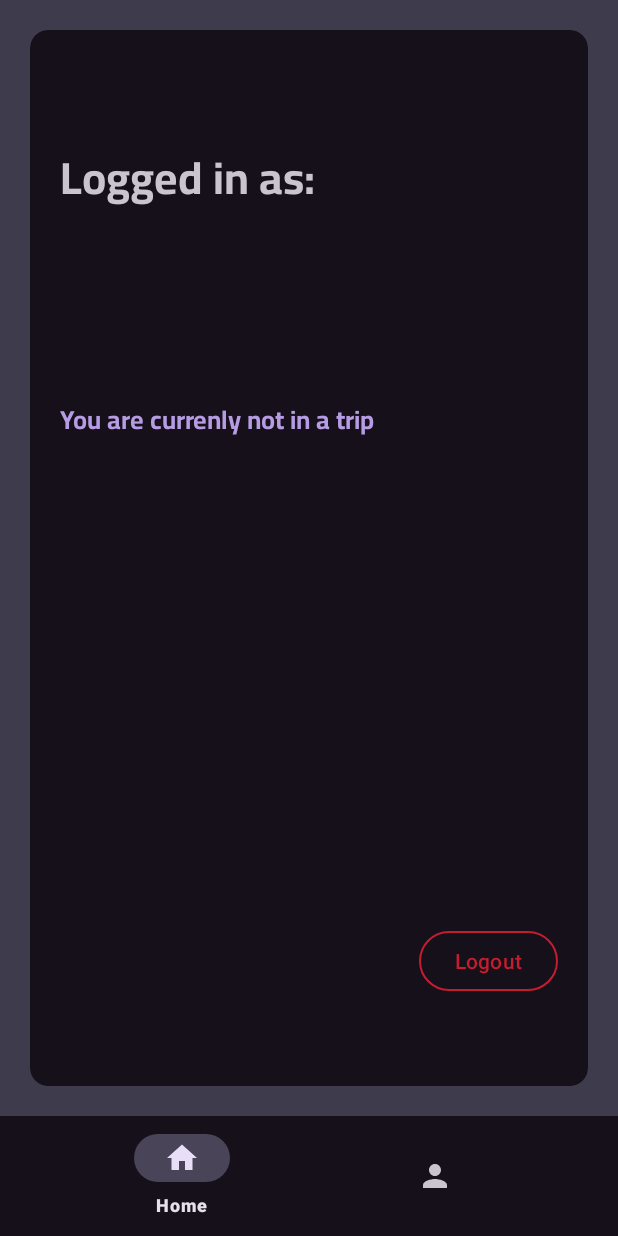
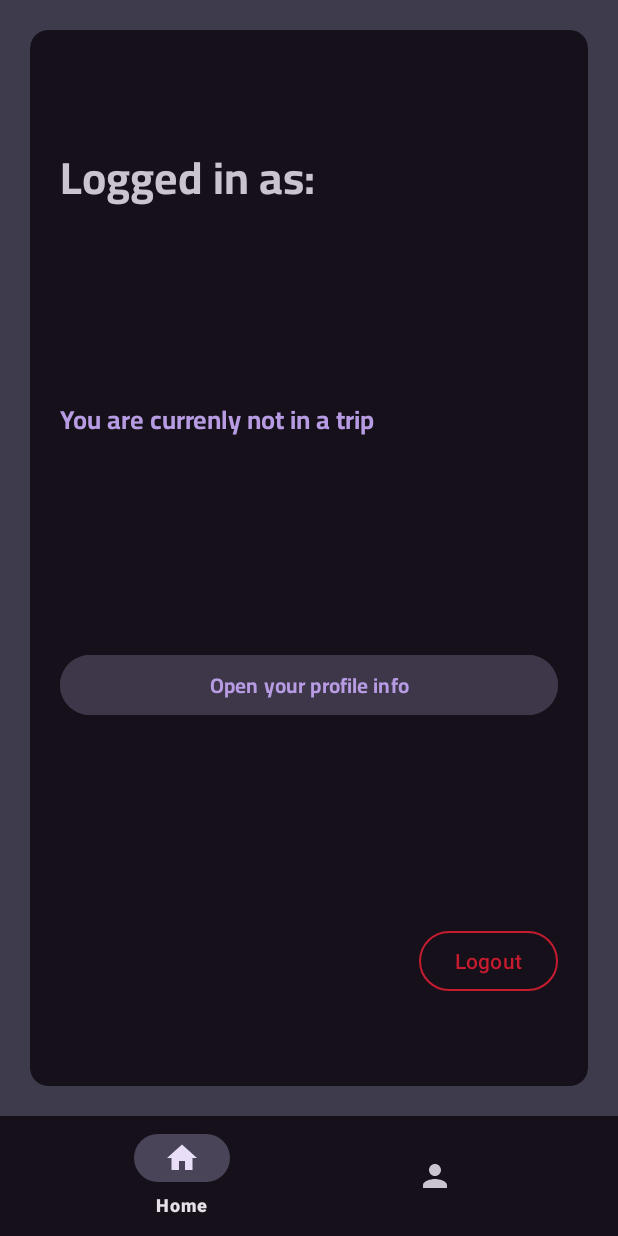
Before and after one commit to 50t0r25/RiiDE-prototype, an Android app: the fragment ProfileLoggedinFragment placed in its activity, on a phone screen of 412 x 824 dp. Run offline under Robolectric (Android 15) with nearby library versions, the phone set to English and light mode, and no system bars; our stand-ins replace Firebase (no records; nobody signed in at launch, a user with empty details on screens opened directly); 6 statements that could not run were skipped.

Commit message:
small additions: Made user info input have to be at least 10 characters Users now HAVE to fill in their contact info before being able to create or join trips

```diff
--- a/app/src/main/java/com/ryantest/prototype01/ProfileLoggedinFragment.kt
+++ b/app/src/main/java/com/ryantest/prototype01/ProfileLoggedinFragment.kt
@@ -20,6 +20,7 @@ class ProfileLoggedinFragment : Fragment(R.layout.fragment_profile_loggedin) {
 
     private lateinit var logoutButton : Button
     private lateinit var tripDetailsButton : Button
+    private lateinit var openProfileButton : Button
     private lateinit var userEmailTv : TextView
     private lateinit var userNameTv : TextView
     private lateinit var isInTripTv : TextView
@@ -32,6 +33,7 @@ class ProfileLoggedinFragment : Fragment(R.layout.fragment_profile_loggedin) {
 
         logoutButton = requireView().findViewById(R.id.logoutButton)
         tripDetailsButton = requireView().findViewById(R.id.tripDetailsButton)
+        openProfileButton = requireView().findViewById(R.id.openProfileInfoButton)
         userEmailTv = requireView().findViewById(R.id.userEmailTv)
         userNameTv = requireView().findViewById(R.id.userNameTv)
         isInTripTv = requireView().findViewById(R.id.isInTripTv)
@@ -44,8 +46,13 @@ class ProfileLoggedinFragment : Fragment(R.layout.fragment_profile_loggedin) {
             isInTripTv.text = "Current trip details:"
             tripDetailsButton.visibility = View.VISIBLE
         } else {
-            isInTripTv.text = "You are currenly not in a trip"
+            isInTripTv.text = "You currently aren't in a trip"
             tripDetailsButton.visibility = View.GONE
+        }
+
+        openProfileButton.setOnClickListener {
+            // Will open the current user's profile info
+            (activity as MainActivity).replaceCurrentFragment(UserInfoFragment(auth.currentUser!!.uid))
         }
 
         // Check the trip user state from the database
--- a/app/src/main/res/layout/fragment_profile_loggedin.xml
+++ b/app/src/main/res/layout/fragment_profile_loggedin.xml
@@ -102,6 +102,19 @@
                 app:layout_constraintHorizontal_weight="1"
                 app:layout_constraintStart_toEndOf="@+id/isInTripTv"
                 app:layout_constraintTop_toTopOf="@+id/isInTripTv" />
+
+            <Button
+                android:id="@+id/openProfileInfoButton"
+                android:layout_width="match_parent"
+                android:layout_height="wrap_content"
+                android:backgroundTint="@color/main_button_color"
+                android:fontFamily="@font/cairo_bold"
+                android:text="Open your profile info"
+                android:textColor="@color/text_color01"
+                app:layout_constraintBottom_toTopOf="@+id/logoutButton"
+                app:layout_constraintEnd_toEndOf="parent"
+                app:layout_constraintStart_toStartOf="parent"
+                app:layout_constraintTop_toBottomOf="@+id/isInTripTv" />
         </androidx.constraintlayout.widget.ConstraintLayout>
 
     </com.google.android.material.card.MaterialCardView>
--- a/app/src/main/res/layout/fragment_user_info.xml
+++ b/app/src/main/res/layout/fragment_user_info.xml
@@ -151,7 +151,7 @@
                         android:layout_width="match_parent"
                         android:layout_height="wrap_content"
                         android:fontFamily="@font/cairo_medium"
-                        android:text="USERNAME's info:"
+                        android:text="USERNAME's contact info:"
                         android:textSize="17sp"
                         app:layout_constraintEnd_toEndOf="parent"
                         app:layout_constraintStart_toStartOf="parent"
@@ -178,6 +178,7 @@
                                 android:layout_height="wrap_content"
                                 android:fontFamily="@font/cairo_medium"
                                 android:text="No user info provided."
+                                android:textIsSelectable="true"
                                 android:textColor="@color/secondary_text"
                                 app:layout_constraintBottom_toBottomOf="parent"
                                 app:layout_constraintEnd_toEndOf="parent"
```
Also changed, not shown: app/src/main/java/com/ryantest/prototype01/CreateTripFragment.kt (+12 -0 lines), app/src/main/java/com/ryantest/prototype01/TripDetailsFragment.kt (+13 -0 lines), app/src/main/java/com/ryantest/prototype01/UserInfoFragment.kt (+14 -1 lines).
